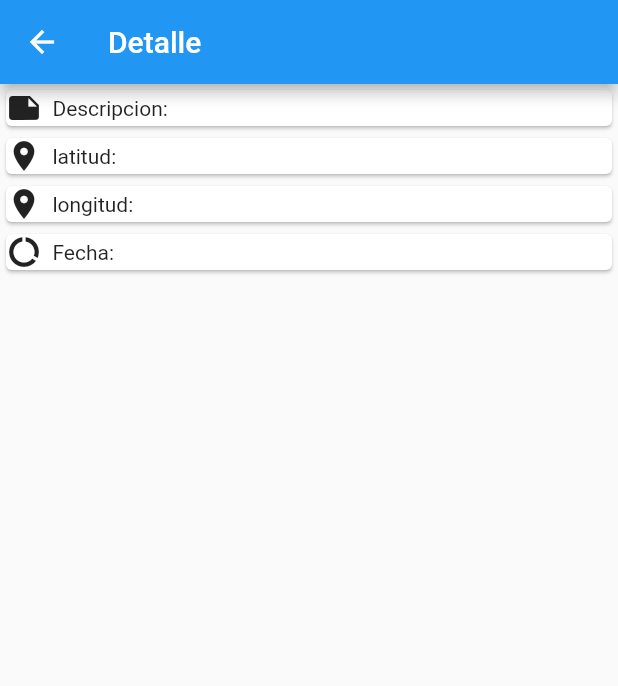
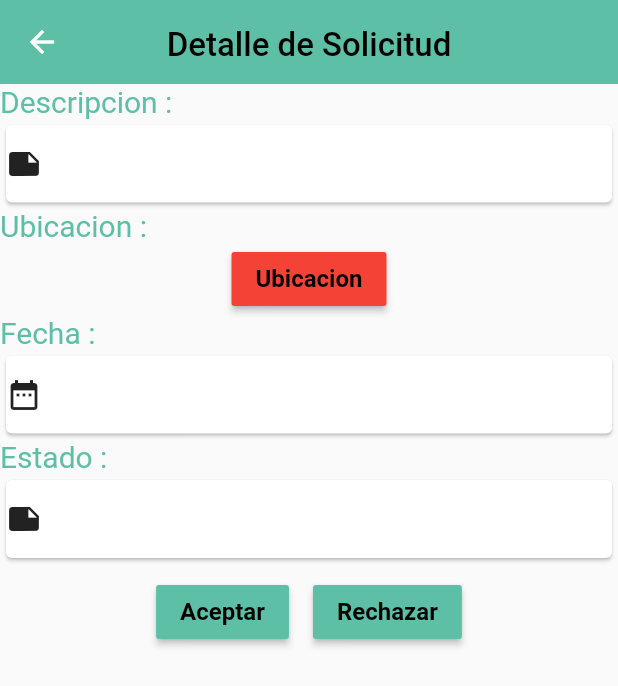
Before and after one commit to JhonatanWCL99/topicosflutter, a Flutter app: the DetalleSolicitud screen opened directly with empty values, on a phone screen of 412 x 824 dp. Shown: the top 686 px of the screen. Run offline on Flutter 3.47's test engine with Material 2 defaults, Android fonts, the phone set to English and light mode, and no system bars; our stand-ins replace firebase_core, firebase_messaging, firebase_storage, font_awesome_flutter, google_maps_flutter, image_picker and 2 more; accounts and stored records are empty.

```diff
--- a/lib/api.dart
+++ b/lib/api.dart
@@ -80,4 +80,26 @@ class Api {
         headers: _setHeaders(), body: jsonEncode(map));
     print(response.body);
   }
+
+  static Future<Map<String, dynamic>> responderSolicitud(
+      id, solicitudid, costo, estado) async {
+    http.Response response = await http.post(
+        "https://topicos-web.herokuapp.com/api/trabajador/aceptarrechazar",
+        body: {
+          'detalle_id': id.toString(),
+          'solicitud_id': solicitudid.toString(),
+          'costo': costo,
+          'estado': estado,
+        });
+
+    if (response.statusCode == 200) {
+      print('petición correcta');
+      print(response.statusCode);
+
+      final jsonData = jsonDecode(response.body);
+      return jsonData;
+    } else {
+      return null;
+    }
+  }
 }
--- a/lib/operaciones.dart
+++ b/lib/operaciones.dart
@@ -10,13 +10,16 @@ class Operacion {
   }
 
   static getIconDatos(Icon icono, String descri) {
-    return Card(
+    return Container(
+      height: 60,
+      child: Card(
           child: Row(
         children: [
           icono,
           Text("  "),
           Text(descri),
         ],
-    ));
+      )),
+    );
   }
 }
--- a/lib/screens/detalleSolicitud.dart
+++ b/lib/screens/detalleSolicitud.dart
@@ -1,5 +1,7 @@
 import 'package:flutter/material.dart';
+import 'package:registro_login/api.dart';
 import 'package:registro_login/widgets/widgets.dart';
+import 'package:url_launcher/url_launcher.dart';
 
 import '../operaciones.dart';
 import '../pallete.dart';
@@ -29,7 +31,15 @@ class _DetalleState extends State<DetalleSolicitud> {
   @override
   Widget build(BuildContext context) {
     return Scaffold(
-          appBar:  AppBar(title: Text("Detalle"),),
+        appBar: AppBar(
+          backgroundColor: Color(0xff5DBFA6),
+          elevation: 0,
+          title: Text(
+            'Detalle de Solicitud',
+            style: kBodyText,
+          ),
+          centerTitle: true,
+        ),
         body: misDatos(context)
         // body: Column(children: <Widget>[
         //   RoundedButton(
@@ -57,19 +67,119 @@ class _DetalleState extends State<DetalleSolicitud> {
   misDatos(BuildContext context) {
     SolicitudParam arguments = ModalRoute.of(context).settings.arguments;
     return Column(
-      crossAxisAlignment: CrossAxisAlignment.stretch,
+      crossAxisAlignment: CrossAxisAlignment.start,
       children: [
-        Operacion.getIconDatos(
-            Icon(Icons.note), "Descripcion: " + arguments.descripcion),
-        Operacion.getIconDatos(
-            Icon(Icons.location_on), "latitud: " + arguments.latitud),
-        Operacion.getIconDatos(
-            Icon(Icons.location_on), "longitud: " + arguments.longitud),
-        Operacion.getIconDatos(
-            Icon(Icons.data_usage), "Fecha: " + arguments.fecha),
+        Text(
+          "Descripcion :",
+          style: TextStyle(fontSize: 20, color: Color(0xff5DBFA6)),
+        ),
+        Center(
+          child:
+              Operacion.getIconDatos(Icon(Icons.note), arguments.descripcion),
+        ),
+        Text(
+          "Ubicacion :",
+          style: TextStyle(fontSize: 20, color: Color(0xff5DBFA6)),
+        ),
+        Center(
+          child: RaisedButton(
+            color: Colors.red,
+            textColor: Colors.black,
+            onPressed: () async {
+              var latitude = arguments.latitud;
+              var longitude = arguments.longitud;
+
+              var mapSchema = 'geo:$latitude,$longitude';
+              if (await canLaunch(mapSchema)) {
+                await launch(mapSchema);
+              } else {
+                throw 'Could not open the map.';
+              }
+            },
+            child: Text('Ubicacion',
+                style: TextStyle(fontSize: 16, fontWeight: FontWeight.bold)),
+          ),
+        ),
+        Text(
+          "Fecha :",
+          style: TextStyle(fontSize: 20, color: Color(0xff5DBFA6)),
+        ),
+        Center(
+          child:
+              Operacion.getIconDatos(Icon(Icons.date_range), arguments.fecha),
+        ),
+        Text(
+          "Estado :",
+          style: TextStyle(fontSize: 20, color: Color(0xff5DBFA6)),
+        ),
+        Operacion.getIconDatos(Icon(Icons.note), arguments.estado),
+        Row(mainAxisAlignment: MainAxisAlignment.center, children: [
+          Padding(
+            padding: const EdgeInsets.all(8.0),
+            child: RaisedButton(
+              color: Color(0xff5DBFA6),
+              textColor: Colors.black,
+              onPressed: () {
+                crearDialogoAceptar(context);
+              },
+              child: Text('Aceptar',
+                  style: TextStyle(fontSize: 16, fontWeight: FontWeight.bold)),
+            ),
+          ),
+          Padding(
+            padding: const EdgeInsets.all(8.0),
+            child: RaisedButton(
+              color: Color(0xff5DBFA6),
+              textColor: Colors.black,
+              onPressed: () {},
+              child: Text('Rechazar',
+                  style: TextStyle(fontSize: 16, fontWeight: FontWeight.bold)),
+            ),
+          )
+        ])
       ],
     );
   }
+
+  crearDialogoAceptar(BuildContext context) {
+    SolicitudParam arguments = ModalRoute.of(context).settings.arguments;
+    TextEditingController costoController = TextEditingController();
+    return showDialog(
+        context: context,
+        builder: (context) {
+          return AlertDialog(
+              title: Text("Ingrese el Costo"),
+              content: TextField(
+                controller: costoController,
+              ),
+              actions: <Widget>[
+                MaterialButton(
+                  elevation: 5.0,
+                  child: Text("Enviar"),
+                  onPressed: () {
+                    Api.responderSolicitud(arguments.id, arguments.solicitudid,
+                        costoController.toString(), "a");
+                  },
+                ),
+              ]);
+        });
+  }
+
+  /* String obtenerEstado(String argumento) {
+    switch (argumento) {
+      case "p":
+        return "pendiente";
+        break;
+      case "a":
+        return "aceptado";
+        break;
+      case "r":
+        return "rechazado";
+        break;
+      default:
+        return "  ";
+    }
+  } */
 }
 
 class SolicitudParam {
@@ -79,8 +189,9 @@ class SolicitudParam {
   String longitud;
   String costo;
   String fecha;
-  // String solicitudid;
-  // String servicioid;
+  String estado;
+  String solicitudid;
+  String servicioid;
 
   SolicitudParam({
     this.id,
@@ -89,7 +200,8 @@ class SolicitudParam {
     this.longitud,
     this.costo,
     this.fecha,
-    // this.solicitudid,
-    // this.servicioid,
+    this.estado,
+    this.solicitudid,
+    this.servicioid,
   });
 }
```
Also changed, not shown: lib/screens/home.dart (+23 -37 lines). Lines whose indentation alone changed are shown as unchanged.
